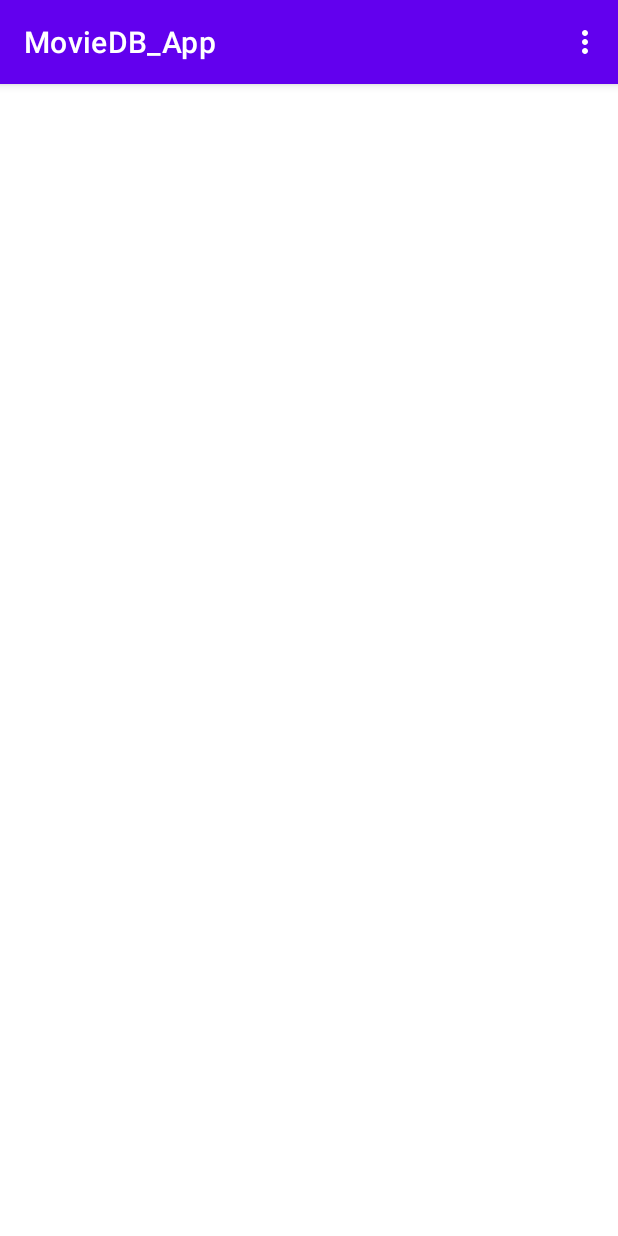
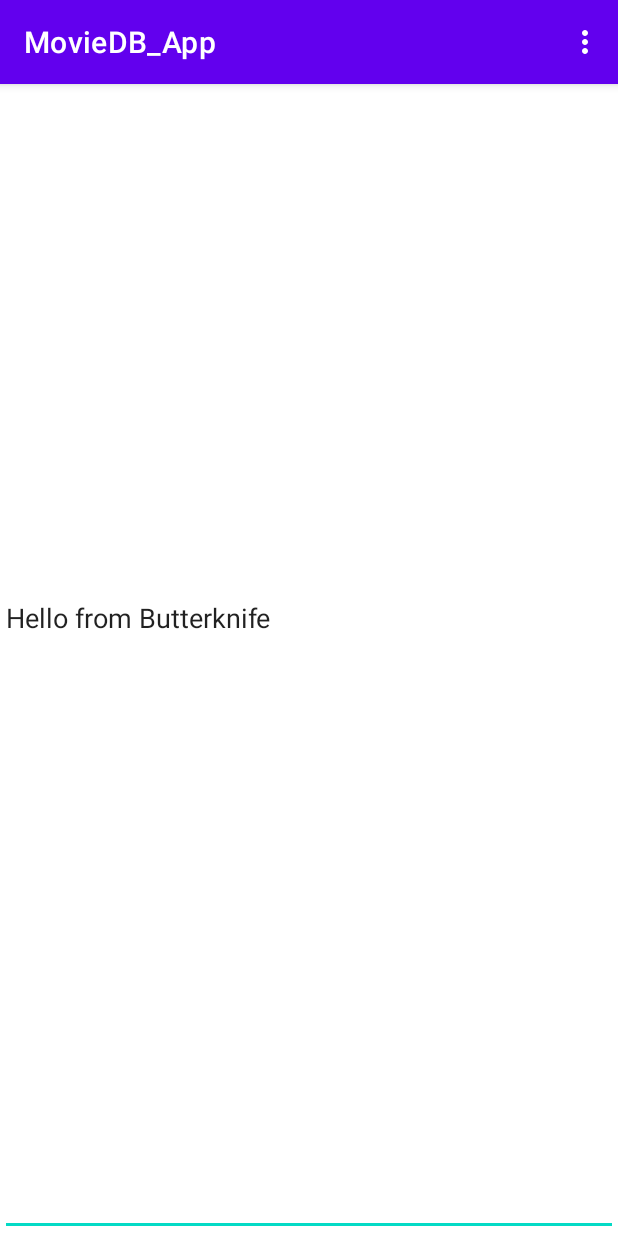
Before and after one commit to gerardEsteve/MovidDB_App, an Android app: the screen it shows after launch (MainActivity), on a phone screen of 412 x 824 dp. Run offline under Robolectric (Android 15) with nearby library versions, the phone set to English and light mode, and no system bars; our stand-ins replace ButterKnife.

Commit message:
initial project structure

```diff
--- a/app/build.gradle
+++ b/app/build.gradle
@@ -26,6 +26,7 @@ android {
         sourceCompatibility JavaVersion.VERSION_1_8
         targetCompatibility JavaVersion.VERSION_1_8
     }
+
 }
 
 dependencies {
@@ -35,6 +36,10 @@ dependencies {
     implementation 'androidx.constraintlayout:constraintlayout:2.0.4'
     implementation 'androidx.navigation:navigation-fragment:2.2.2'
     implementation 'androidx.navigation:navigation-ui:2.2.2'
+
+    implementation 'com.jakewharton:butterknife:10.0.0'
+    annotationProcessor 'com.jakewharton:butterknife-compiler:10.0.0'
+
     testImplementation 'junit:junit:4.+'
     androidTestImplementation 'androidx.test.ext:junit:1.1.2'
     androidTestImplementation 'androidx.test.espresso:espresso-core:3.3.0'
--- a/app/src/main/AndroidManifest.xml
+++ b/app/src/main/AndroidManifest.xml
@@ -10,7 +10,7 @@
         android:supportsRtl="true"
         android:theme="@style/Theme.MovieDB_App">
         <activity
-            android:name=".MainActivity"
+            android:name=".view.MainActivity"
             android:label="@string/app_name"
             android:theme="@style/Theme.MovieDB_App.NoActionBar">
             <intent-filter>
--- /dev/null
+++ b/app/src/main/java/com/example/moviedb_app/model/Movie.java
@@ -0,0 +1,6 @@
+package com.example.moviedb_app.model;
+
+public class Movie {
+    //TODO definir la clase
+
+}
--- /dev/null
+++ b/app/src/main/java/com/example/moviedb_app/model/MovieModelInterface.java
@@ -0,0 +1,5 @@
+package com.example.moviedb_app.model;
+
+public interface MovieModelInterface {
+    //TODO if needed
+}
--- /dev/null
+++ b/app/src/main/java/com/example/moviedb_app/network/MoviesApiInterface.java
@@ -0,0 +1,5 @@
+package com.example.moviedb_app.network;
+
+public interface MoviesApiInterface {
+    public void getMovies(String searchText);
+}
--- a/app/src/main/java/com/example/moviedb_app/MainActivity.java
+++ b/app/src/main/java/com/example/moviedb_app/view/MainActivity.java
@@ -1,7 +1,9 @@
-package com.example.moviedb_app;
+package com.example.moviedb_app.view;
 
 import android.os.Bundle;
 
+import com.example.moviedb_app.R;
+import com.example.moviedb_app.model.Movie;
 import com.google.android.material.floatingactionbutton.FloatingActionButton;
 import com.google.android.material.snackbar.Snackbar;
 
@@ -12,8 +14,18 @@ import android.view.View;
 
 import android.view.Menu;
 import android.view.MenuItem;
+import android.widget.EditText;
 
-public class MainActivity extends AppCompatActivity {
+import java.util.ArrayList;
+
+import butterknife.BindView;
+import butterknife.ButterKnife;
+import butterknife.Unbinder;
+
+public class MainActivity extends AppCompatActivity implements MoviesViewInterface{
+
+
+    @BindView(R.id.text) EditText editText;
 
     @Override
     protected void onCreate(Bundle savedInstanceState) {
@@ -21,7 +33,8 @@ public class MainActivity extends AppCompatActivity {
         setContentView(R.layout.activity_main);
         Toolbar toolbar = findViewById(R.id.toolbar);
         setSupportActionBar(toolbar);
-
+        ButterKnife.bind(this);
+        editText.setText("Hello from Butterknife");
     }
 
     @Override
@@ -45,4 +58,19 @@ public class MainActivity extends AppCompatActivity {
 
         return super.onOptionsItemSelected(item);
     }
+
+    @Override
+    public void showMovies(ArrayList<Movie> movies) {
+        //TODO load recyclerView
+    }
+
+    @Override
+    public void showLoading() {
+        //TODO
+    }
+
+    @Override
+    public void showEmptyScreen() {
+        //TODO
+    }
 }
--- /dev/null
+++ b/app/src/main/java/com/example/moviedb_app/view/MoviesViewInterface.java
@@ -0,0 +1,13 @@
+package com.example.moviedb_app.view;
+
+import com.example.moviedb_app.model.Movie;
+
+import java.util.ArrayList;
+
+public interface MoviesViewInterface {
+
+    public void showMovies(ArrayList<Movie> movies);
+    public void showLoading();
+    public void showEmptyScreen();
+
+}
--- a/app/src/main/res/layout/activity_main.xml
+++ b/app/src/main/res/layout/activity_main.xml
@@ -4,7 +4,7 @@
     xmlns:tools="http://schemas.android.com/tools"
     android:layout_width="match_parent"
     android:layout_height="match_parent"
-    tools:context=".MainActivity">
+    tools:context=".view.MainActivity">
 
     <com.google.android.material.appbar.AppBarLayout
         android:layout_width="match_parent"
@@ -20,6 +20,13 @@
 
     </com.google.android.material.appbar.AppBarLayout>
 
+    <EditText
+        android:layout_width="match_parent"
+        android:layout_height="match_parent"
+        android:id="@+id/text"
+        android:text="hola q ase"
+        ></EditText>
+
     <include layout="@layout/content_main" />
 
 </androidx.coordinatorlayout.widget.CoordinatorLayout>
--- a/app/src/main/res/menu/menu_main.xml
+++ b/app/src/main/res/menu/menu_main.xml
@@ -1,7 +1,7 @@
 <menu xmlns:android="http://schemas.android.com/apk/res/android"
     xmlns:app="http://schemas.android.com/apk/res-auto"
     xmlns:tools="http://schemas.android.com/tools"
-    tools:context="com.example.moviedb_app.MainActivity">
+    tools:context="com.example.moviedb_app.view.MainActivity">
     <item
         android:id="@+id/action_settings"
         android:orderInCategory="100"
--- a/build.gradle
+++ b/build.gradle
@@ -3,10 +3,11 @@ buildscript {
     repositories {
         google()
         jcenter()
+        mavenCentral()
     }
     dependencies {
         classpath "com.android.tools.build:gradle:4.1.1"
-
+        classpath 'com.jakewharton:butterknife-gradle-plugin:10.0.0'
         // NOTE: Do not place your application dependencies here; they belong
         // in the individual module build.gradle files
     }
```
Also changed, not shown: app/src/main/java/com/example/moviedb_app/network/MoviesApiImplementation.java (added, +11 -0 lines), app/src/main/java/com/example/moviedb_app/network/MoviesAsyncTask.java (added, +11 -0 lines), app/src/main/java/com/example/moviedb_app/presenter/MoviesPresenterImplementation.java (added, +9 -0 lines), app/src/main/java/com/example/moviedb_app/presenter/MoviesPresenterInterface.java (added, +7 -0 lines), 1 other file.
